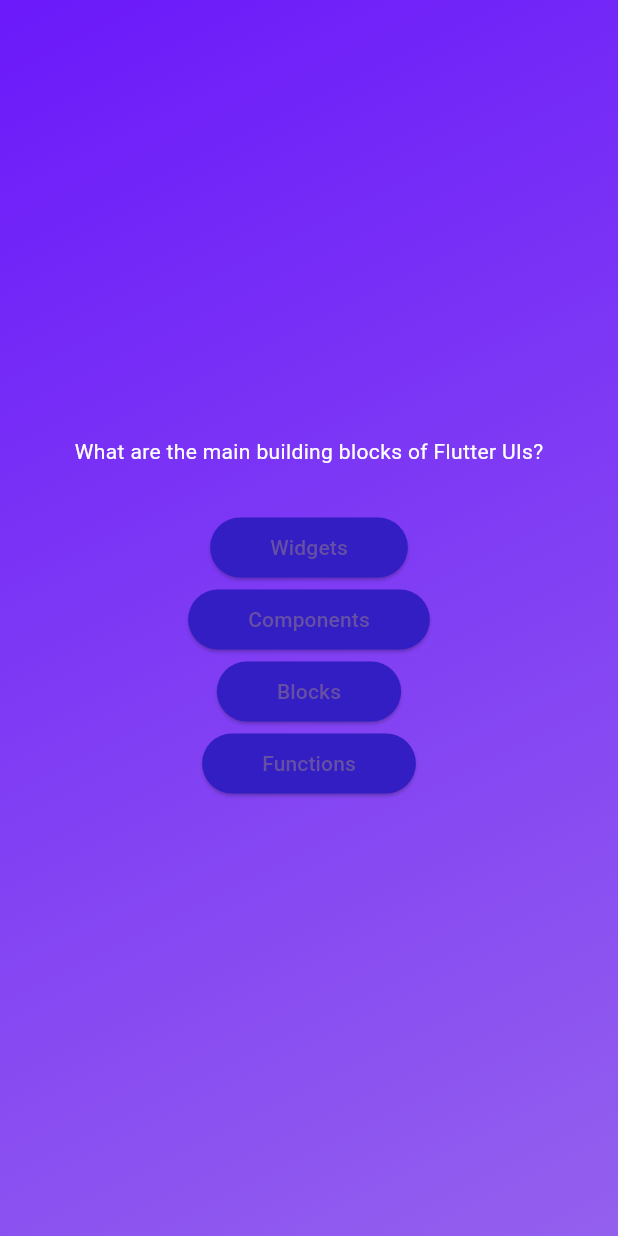
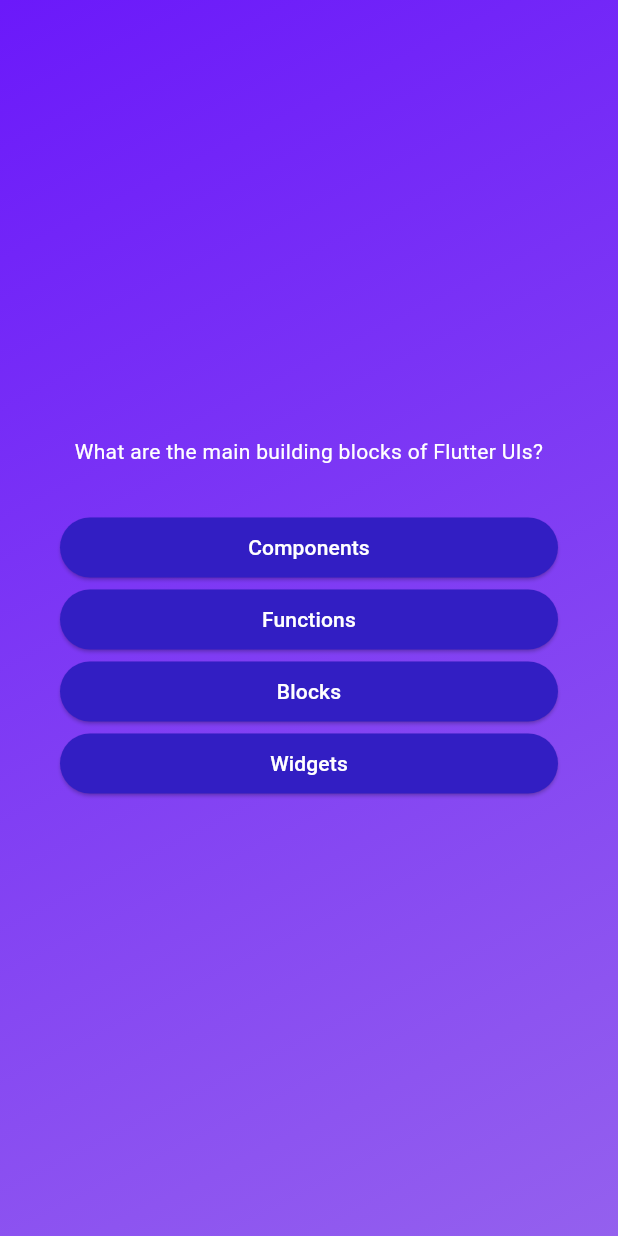
Before and after one commit to jarbunn/quiz-app, a Flutter app: the screen it shows after launch, after a tap on "Start Quiz", on a phone screen of 412 x 824 dp. Run offline on Flutter 3.47's test engine with Material 3 defaults, Android fonts, the phone set to English and light mode, and no system bars.

Commit message:
Added answer navigation

```diff
--- a/lib/answer_button.dart
+++ b/lib/answer_button.dart
@@ -14,9 +14,10 @@ class AnswerButton extends StatelessWidget {
         style: ElevatedButton.styleFrom(
           padding: const EdgeInsets.symmetric(vertical: 10, horizontal: 40),
           backgroundColor: const Color.fromARGB(255, 50, 30, 195),
+          foregroundColor: Colors.white,
           shape: RoundedRectangleBorder(borderRadius: BorderRadius.circular(40))
         ),
-        child: Text(answerText),
+        child: Text(answerText, textAlign: TextAlign.center,),
     );
   }
 }
--- a/lib/models/quiz_question.dart
+++ b/lib/models/quiz_question.dart
@@ -3,4 +3,11 @@ class QuizQuestion {
 
   final String text;
   final List<String> answers;
+
+  List<String> getShuffledAnswers() {
+    final shuffledList = List.of(answers);
+    shuffledList.shuffle();
+    return shuffledList;
+  }
+
 }
--- a/lib/questions_screen.dart
+++ b/lib/questions_screen.dart
@@ -11,22 +11,33 @@ class QuestionsScreen extends StatefulWidget{
 }
 
 class _QuestionsScreenState extends State<QuestionsScreen> {
+  var currentQuestionIndex = 0;
 
-  final currentQuestion = questions[0];
+
+  void answerQuestion() {
+    setState(() {
+      currentQuestionIndex++;
+    });
+  }
 
   @override
   Widget build(context){
+    final currentQuestion = questions[currentQuestionIndex];
     return SizedBox(
       width: double.infinity,
+      child: Container(
+        margin: const EdgeInsets.all(40),
         child: Column(
           mainAxisAlignment: MainAxisAlignment.center,
+          crossAxisAlignment: CrossAxisAlignment.stretch,
           children: [
-          Text(currentQuestion.text, style: const TextStyle(color: Colors.white)),
+            Text(currentQuestion.text, style: const TextStyle(color: Colors.white), textAlign: TextAlign.center,),
             const SizedBox(height: 30,),
-          ...currentQuestion.answers.map((answer) {
-            return AnswerButton(answerText: answer, onTap: () {});
+            ...currentQuestion.getShuffledAnswers().map((answer) {
+              return AnswerButton(answerText: answer, onTap: answerQuestion);
             })
           ]
+        ),
       ),
     );
   }
```
Lines whose indentation alone changed are shown as unchanged.
